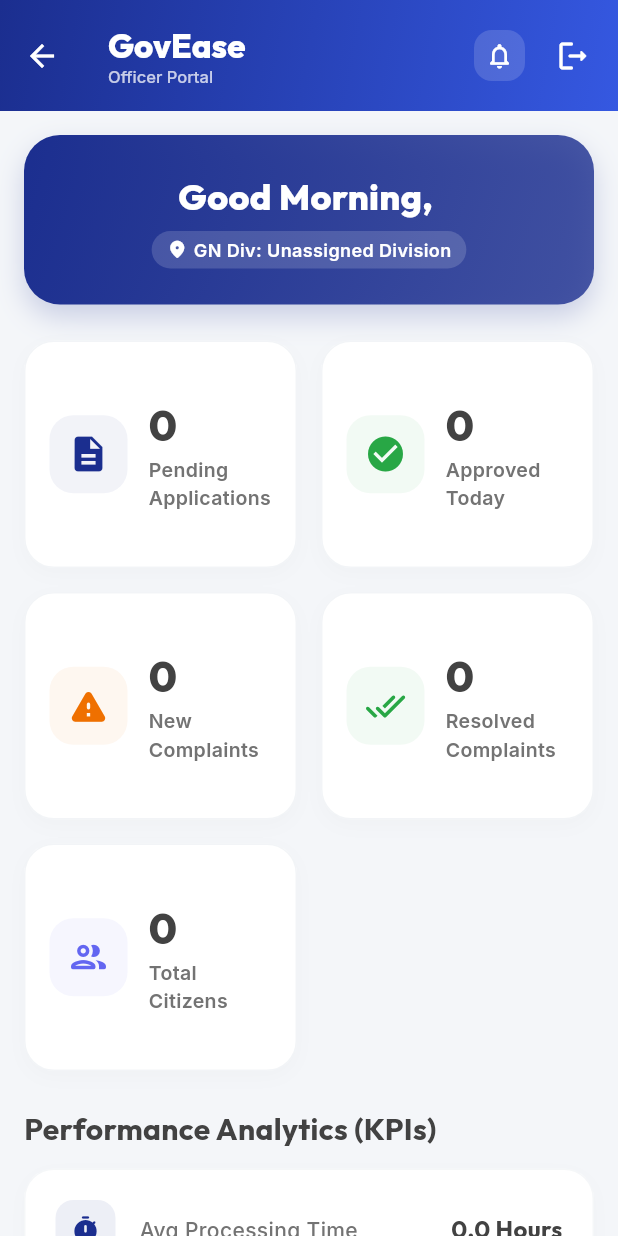
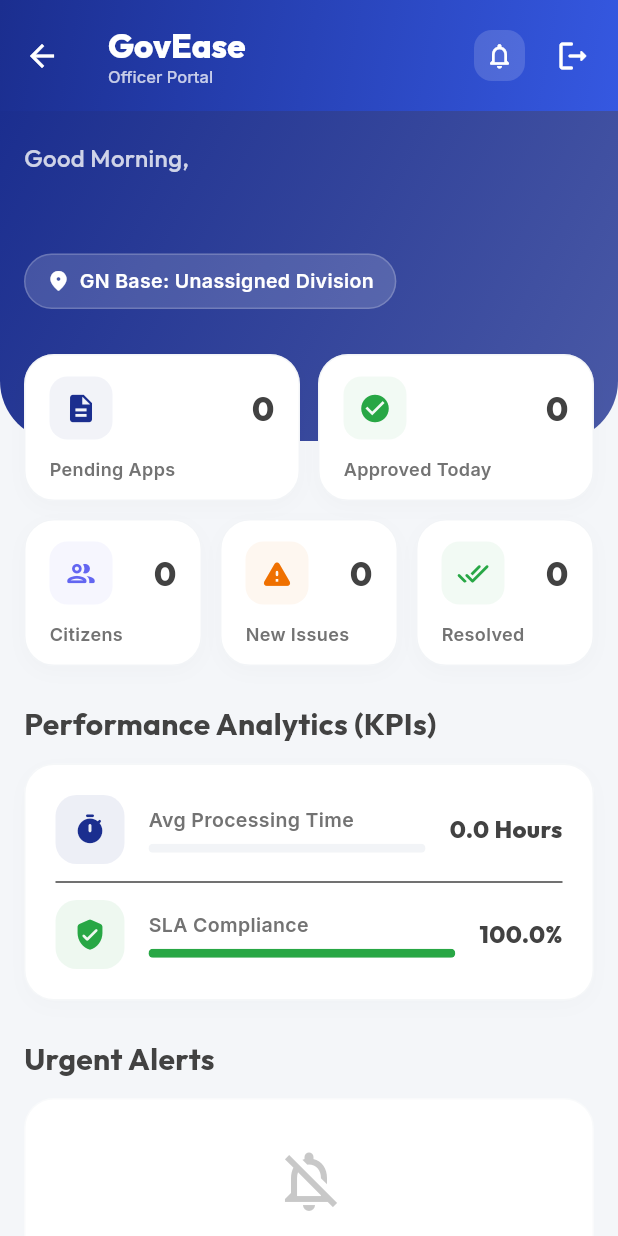
Before and after one commit to akilakeshara/Mobile-App-Dev-Group-30, a Flutter app: the OfficerDashboardPage screen opened directly, on a phone screen of 412 x 824 dp. Run offline on Flutter 3.47's test engine with Material 3 defaults, Android fonts, the phone set to English and light mode, and no system bars; our stand-ins replace animate_do, cloud_firestore, cloud_functions, file_picker, firebase_auth, firebase_core and 17 more; missing offline and left inert: cryptography, encrypt, payhere_mobilesdk_flutter, translator; accounts and stored records are empty; project files that could hold a hidden picture were left out.

Commit message:
Redesign officer dashboard with dynamic greeting, top splash UI, and updated summary card layout

```diff
--- a/Mobile App (Citizen-GN Officer)/lib/pages/officer/officer_dashboard_page.dart
+++ b/Mobile App (Citizen-GN Officer)/lib/pages/officer/officer_dashboard_page.dart
@@ -11,6 +11,13 @@ import 'officer_shared_widgets.dart';
 import 'package:animate_do/animate_do.dart';
 import 'package:google_fonts/google_fonts.dart';
 import '../../widgets/gradient_page_app_bar.dart';
+
+String _getGreeting() {
+  var hour = DateTime.now().hour;
+  if (hour < 12) return 'Good Morning';
+  if (hour < 17) return 'Good Afternoon';
+  return 'Good Evening';
+}
 
 class OfficerDashboardPage extends StatelessWidget {
   const OfficerDashboardPage({super.key});
@@ -109,61 +116,72 @@ class OfficerDashboardPage extends StatelessWidget {
             debugPrint("Officer Dashboard Scope: $actualGnDivision");
           }
 
-          return ListView(
-            padding: const EdgeInsets.fromLTRB(16, 16, 16, 24),
+          return Stack(
             children: [
-              FadeInDown(
-                duration: const Duration(milliseconds: 500),
+              // Pro-level background top splash
+              Positioned(
+                top: 0,
+                left: 0,
+                right: 0,
+                height: 220,
                 child: Container(
-                  padding: const EdgeInsets.all(24),
                   decoration: BoxDecoration(
                     gradient: LinearGradient(
                       colors: [AppColors.primary, AppColors.primary.withAlpha(200)],
                       begin: Alignment.topLeft,
                       end: Alignment.bottomRight,
                     ),
-                    borderRadius: BorderRadius.circular(24),
-                    boxShadow: [
-                      BoxShadow(
-                        color: AppColors.primary.withAlpha(50),
-                        blurRadius: 15,
-                        offset: const Offset(0, 8),
+                    borderRadius: const BorderRadius.only(
+                      bottomLeft: Radius.circular(40),
+                      bottomRight: Radius.circular(40),
                     ),
-                    ],
                   ),
+                ),
+              ),
+              // Main Scrollable Content
+              ListView(
+                padding: const EdgeInsets.fromLTRB(16, 20, 16, 30),
+                physics: const BouncingScrollPhysics(),
+                children: [
+              FadeInDown(
+                duration: const Duration(milliseconds: 600),
                 child: Column(
+                  crossAxisAlignment: CrossAxisAlignment.start,
                   children: [
                     Text(
-                        'Good Morning, $officerName',
+                      '${_getGreeting()},',
                       style: GoogleFonts.outfit(
-                          fontSize: 24,
+                        fontSize: 16,
+                        fontWeight: FontWeight.w500,
+                        color: Colors.white.withAlpha(200),
+                      ),
+                    ),
+                    Text(
+                      officerName,
+                      style: GoogleFonts.outfit(
+                        fontSize: 28,
                         fontWeight: FontWeight.w800,
                         color: Colors.white,
+                        letterSpacing: 0.5,
                       ),
                     ),
-                      const SizedBox(height: 6),
+                    const SizedBox(height: 12),
                     Container(
-                        padding: const EdgeInsets.symmetric(
-                          horizontal: 10,
-                          vertical: 4,
-                        ),
+                      padding: const EdgeInsets.symmetric(horizontal: 14, vertical: 8),
                       decoration: BoxDecoration(
                         color: Colors.white.withAlpha(40),
                         borderRadius: BorderRadius.circular(20),
+                        border: Border.all(color: Colors.white.withAlpha(50)),
                       ),
                       child: Row(
                         mainAxisSize: MainAxisSize.min,
                         children: [
-                            const Icon(
-                              Icons.location_on_rounded,
-                              color: Colors.white,
-                              size: 14,
-                            ),
-                            const SizedBox(width: 4),
+                          const Icon(Icons.location_on_rounded, color: Colors.white, size: 16),
+                          const SizedBox(width: 6),
                           Text(
-                              'GN Div: $officerDivision',
+                            'GN Base: $officerDivision',
                             style: GoogleFonts.inter(
-                                fontSize: 12,
+                              fontSize: 13,
                               color: Colors.white,
                               fontWeight: FontWeight.w600,
                             ),
@@ -174,52 +192,41 @@ class OfficerDashboardPage extends StatelessWidget {
                   ],
                 ),
               ),
-              ),
-          const SizedBox(height: 24),
+              const SizedBox(height: 30),
           FadeInUp(
             duration: const Duration(milliseconds: 600),
-            child: GridView.count(
-              crossAxisCount: 2,
-              crossAxisSpacing: 16,
-              mainAxisSpacing: 16,
-              childAspectRatio: 1.2,
-              physics: const NeverScrollableScrollPhysics(),
-              shrinkWrap: true,
+            child: Column(
               children: [
-                StreamBuilder<List<Application>>(
+                Row(
+                  children: [
+                    Expanded(
+                      child: StreamBuilder<List<Application>>(
                         stream: firestoreService.getAllApplications(gnDivision: actualGnDivision),
                         builder: (context, snapshot) {
                           int pendingCount = 0;
                           if (snapshot.hasData) {
                             pendingCount = snapshot.data!
-                          .where(
-                            (a) =>
-                                a.status == 'Submitted' ||
-                                a.status == 'Processing',
-                          )
+                                .where((a) => a.status == 'Submitted' || a.status == 'Processing')
                                 .length;
                           }
                           return OfficerSummaryCard(
-                      label: 'Pending Applications',
+                            label: 'Pending Apps',
                             value: pendingCount.toString(),
                             icon: Icons.description,
                           );
                         },
                       ),
-                StreamBuilder<List<Application>>(
+                    ),
+                    const SizedBox(width: 12),
+                    Expanded(
+                      child: StreamBuilder<List<Application>>(
                         stream: firestoreService.getAllApplications(gnDivision: actualGnDivision),
                         builder: (context, snapshot) {
                           int approvedToday = 0;
                           if (snapshot.hasData) {
                             final now = DateTime.now();
                             approvedToday = snapshot.data!
-                          .where(
-                            (a) =>
-                                a.status == 'Approved' &&
-                                a.createdAt.year == now.year &&
-                                a.createdAt.month == now.month &&
-                                a.createdAt.day == now.day,
-                          )
+                                .where((a) => a.status == 'Approved' && a.createdAt.year == now.year && a.createdAt.month == now.month && a.createdAt.day == now.day)
                                 .length;
                           }
                           return OfficerSummaryCard(
@@ -230,63 +237,68 @@ class OfficerDashboardPage extends StatelessWidget {
                           );
                         },
                       ),
-                StreamBuilder<List<Complaint>>(
+                    ),
+                  ],
+                ),
+                const SizedBox(height: 12),
+                Row(
+                  children: [
+                    Expanded(
+                      child: StreamBuilder<List<UserModel>>(
+                        stream: firestoreService.getCitizensStream(),
+                        builder: (context, snapshot) {
+                          int count = 0;
+                          if (snapshot.hasData && actualGnDivision.isNotEmpty) {
+                            count = snapshot.data!.where((u) => u.gramasewaWasama == actualGnDivision || u.division == actualGnDivision).length;
+                          } else if (snapshot.hasData) {
+                            count = snapshot.data!.length;
+                          }
+                          return OfficerSummaryCard(
+                            label: 'Citizens',
+                            value: count.toString(),
+                            icon: Icons.people_outline_rounded,
+                            color: const Color(0xFF6366F1),
+                          );
+                        },
+                      ),
+                    ),
+                    const SizedBox(width: 12),
+                    Expanded(
+                      child: StreamBuilder<List<Complaint>>(
                         stream: firestoreService.getAllComplaints(gnDivision: actualGnDivision),
                         builder: (context, snapshot) {
                           int newCount = 0;
                           if (snapshot.hasData) {
-                      newCount = snapshot.data!
-                          .where((c) => c.status == 'Open')
-                          .length;
+                            newCount = snapshot.data!.where((c) => c.status == 'Open').length;
                           }
                           return OfficerSummaryCard(
-                      label: 'New Complaints',
+                            label: 'New Issues',
                             value: newCount.toString(),
                             icon: Icons.warning_rounded,
                             color: AppColors.warning,
                           );
                         },
                       ),
-                StreamBuilder<List<Complaint>>(
+                    ),
+                    const SizedBox(width: 12),
+                    Expanded(
+                      child: StreamBuilder<List<Complaint>>(
                         stream: firestoreService.getAllComplaints(gnDivision: actualGnDivision),
                         builder: (context, snapshot) {
                           int resolvedCount = 0;
                           if (snapshot.hasData) {
-                      resolvedCount = snapshot.data!
-                          .where(
-                            (c) =>
-                                c.status == 'Closed' || c.status == 'Resolved',
-                          )
-                          .length;
+                            resolvedCount = snapshot.data!.where((c) => c.status == 'Closed' || c.status == 'Resolved').length;
                           }
                           return OfficerSummaryCard(
-                      label: 'Resolved Complaints',
+                            label: 'Resolved',
                             value: resolvedCount.toString(),
                             icon: Icons.done_all_rounded,
                             color: AppColors.success,
                           );
                         },
                       ),
-                StreamBuilder<List<UserModel>>(
-                  stream: firestoreService.getCitizensStream(),
-                  builder: (context, snapshot) {
-                    int count = 0;
-                    if (snapshot.hasData && actualGnDivision.isNotEmpty) {
-                      // Filter by division locally due to encryption
-                      count = snapshot.data!.where((u) =>
-                        u.gramasewaWasama == actualGnDivision ||
-                        u.division == actualGnDivision
-                      ).length;
-                    } else if (snapshot.hasData) {
-                       count = snapshot.data!.length;
-                    }
-                    return OfficerSummaryCard(
-                      label: 'Total Citizens',
-                      value: count.toString(),
-                      icon: Icons.people_outline_rounded,
-                      color: const Color(0xFF6366F1),
-                    );
-                  },
+                    ),
+                  ],
                 ),
               ],
             ),
@@ -351,6 +363,7 @@ class OfficerDashboardPage extends StatelessWidget {
                             '${avgHours.toStringAsFixed(1)} Hours',
                             Icons.timer_rounded,
                             AppColors.primary,
+                            avgHours > 48 ? 1.0 : (avgHours / 48.0),
                           ),
                           const Divider(height: 24),
                           _buildKPIRow(
@@ -358,24 +371,7 @@ class OfficerDashboardPage extends StatelessWidget {
                             '${slaPercent.toStringAsFixed(1)}%',
                             Icons.verified_user_rounded,
                             AppColors.success,
-                          ),
-                          const Divider(height: 24),
-                          StreamBuilder<List<Complaint>>(
-                            stream: firestoreService.getAllComplaints(gnDivision: actualGnDivision),
-                            builder: (context, cSnapshot) {
-                              final complaints = cSnapshot.data ?? [];
-                              final withRating = complaints.where((c) => c.status == 'Closed').length;
-                              // Mocking rating for now as it's not in the model, but making it tied to resolved count
-                              double rating = 4.5 + (withRating > 0 ? 0.3 : 0);
-                              if (rating > 5.0) rating = 5.0;
-
-                              return _buildKPIRow(
-                                'Citizen Rating',
-                                '${rating.toStringAsFixed(1)} / 5.0',
-                                Icons.star_rounded,
-                                AppColors.warning,
-                              );
-                            }
+                            slaPercent / 100.0,
                           ),
                         ],
                       );
@@ -460,6 +456,8 @@ class OfficerDashboardPage extends StatelessWidget {
                 );
               },
             ),
+            ),
+          ],
         ),
       ],
     );
@@ -664,33 +662,49 @@ class OfficerDashboardPage extends StatelessWidget {
     );
   }
 
-  Widget _buildKPIRow(String label, String value, IconData icon, Color color) {
+  Widget _buildKPIRow(String label, String value, IconData icon, Color color, double progress) {
     return Row(
       children: [
         Container(
-          padding: const EdgeInsets.all(10),
+          padding: const EdgeInsets.all(12),
           decoration: BoxDecoration(
             color: color.withAlpha(20),
-            borderRadius: BorderRadius.circular(12),
+            borderRadius: BorderRadius.circular(14),
           ),
-          child: Icon(icon, color: color, size: 20),
+          child: Icon(icon, color: color, size: 22),
         ),
         const SizedBox(width: 16),
         Expanded(
-          child: Text(
+          child: Column(
+            crossAxisAlignment: CrossAxisAlignment.start,
+            children: [
+              Text(
                 label,
                 style: GoogleFonts.inter(
-              fontSize: 14,
-              fontWeight: FontWeight.w500,
+                  fontSize: 13,
+                  fontWeight: FontWeight.w600,
                   color: AppColors.mutedForeground,
                 ),
               ),
+              const SizedBox(height: 6),
+              ClipRRect(
+                borderRadius: BorderRadius.circular(10),
+                child: LinearProgressIndicator(
+                  value: progress.clamp(0.0, 1.0),
+                  backgroundColor: AppColors.border.withAlpha(100),
+                  valueColor: AlwaysStoppedAnimation<Color>(color),
+                  minHeight: 6,
                 ),
+              )
+            ],
+          ),
+        ),
+        const SizedBox(width: 16),
         Text(
           value,
           style: GoogleFonts.outfit(
             fontSize: 16,
-            fontWeight: FontWeight.w700,
+            fontWeight: FontWeight.w800,
             color: AppColors.foreground,
           ),
         ),
--- a/Mobile App (Citizen-GN Officer)/lib/pages/officer/officer_shared_widgets.dart
+++ b/Mobile App (Citizen-GN Officer)/lib/pages/officer/officer_shared_widgets.dart
@@ -33,39 +33,43 @@ class OfficerSummaryCard extends StatelessWidget {
         ],
       ),
       padding: const EdgeInsets.symmetric(horizontal: 16, vertical: 14),
-      child: Row(
+      child: Column(
+        crossAxisAlignment: CrossAxisAlignment.start,
+        children: [
+          Row(
+            mainAxisAlignment: MainAxisAlignment.spaceBetween,
             children: [
               Container(
-            padding: const EdgeInsets.all(12),
+                padding: const EdgeInsets.all(10),
                 decoration: BoxDecoration(
                   color: (color ?? AppColors.primary).withAlpha(15),
-              borderRadius: BorderRadius.circular(16),
+                  borderRadius: BorderRadius.circular(12),
                 ),
-            child: Icon(icon, color: color ?? AppColors.primary, size: 28),
+                child: Icon(icon, color: color ?? AppColors.primary, size: 22),
               ),
-          const SizedBox(width: 14),
               Expanded(
-            child: Column(
-              crossAxisAlignment: CrossAxisAlignment.start,
-              mainAxisAlignment: MainAxisAlignment.center,
-              children: [
-                Text(
+                child: Text(
                   value,
+                  textAlign: TextAlign.right,
                   style: GoogleFonts.outfit(
-                    fontSize: 28,
+                    fontSize: 22,
                     fontWeight: FontWeight.w800,
                     color: AppColors.foreground,
                   ),
                 ),
+              ),
+            ],
+          ),
+          const SizedBox(height: 12),
           Text(
             label,
+            maxLines: 2,
+            overflow: TextOverflow.ellipsis,
             style: GoogleFonts.inter(
-                    fontSize: 13,
+              fontSize: 12,
               fontWeight: FontWeight.w600,
               color: AppColors.mutedForeground,
-                  ),
-                ),
-              ],
+              height: 1.2,
             ),
           ),
         ],
```
Lines whose indentation alone changed are shown as unchanged.
